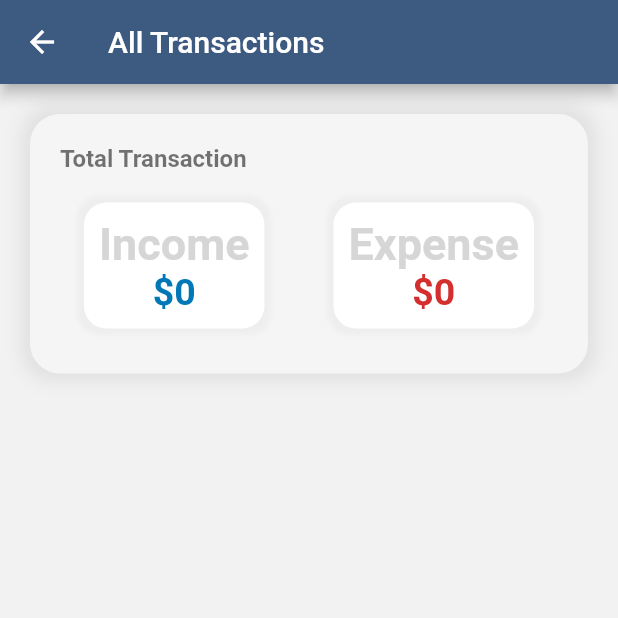
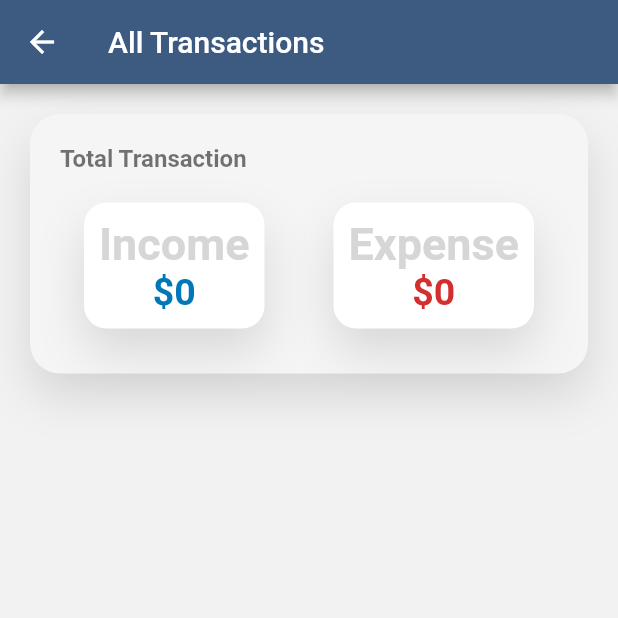
Before and after one commit to nebisin/expense_tracker, a Flutter app: the AllScreen screen opened by its route, on a phone screen of 412 x 824 dp, the top half of it. Run offline on Flutter 3.47's test engine with Material 2 defaults, Android fonts, the phone set to English and light mode, and no system bars; our stand-ins replace hive, hive_flutter; accounts and stored records are empty; generated files the repository leaves out were written again.

Commit message:
design improvements

```diff
--- a/lib/helpers/color_helper.dart
+++ b/lib/helpers/color_helper.dart
@@ -9,4 +9,10 @@ class UIColorHelper {
   static const Color DARK_TEXT_COLOR = Color.fromRGBO(25, 25, 25, 1);
   static const Color LIGHT_TEXT_COLOR = Color.fromRGBO(25, 25, 25, 0.2);
   static const Color SECONDARY_TEXT_COLOR = Color.fromRGBO(65, 71, 82, 1);
+
+  static const defaultShadow = BoxShadow(
+    blurRadius: 27,
+    offset: Offset(0, 15),
+    color: Colors.black12,
+  );
 }
--- a/lib/helpers/custom_theme.dart
+++ b/lib/helpers/custom_theme.dart
@@ -10,7 +10,7 @@ final ThemeData customTheme = ThemeData(
     foregroundColor: Colors.white,
   ),
   scaffoldBackgroundColor: UIColorHelper.BACKGROUND_COLOR,
-  inputDecorationTheme: defaultInput(),
+  inputDecorationTheme: inputDecoration(),
   buttonTheme: defaultButton(),
   textTheme: TextTheme(
     headline1: TextStyle(
@@ -58,7 +58,7 @@ ButtonThemeData defaultButton() {
   );
 }
 
-InputDecorationTheme defaultInput() {
+InputDecorationTheme inputDecoration() {
   return InputDecorationTheme(
     border: const OutlineInputBorder(),
     enabledBorder: const OutlineInputBorder(
--- a/lib/screens/all/widgets/all_time_stats.dart
+++ b/lib/screens/all/widgets/all_time_stats.dart
@@ -1,3 +1,4 @@
+import 'package:expense_tracker/helpers/color_helper.dart';
 import 'package:expense_tracker/models/transaction.dart';
 import 'package:flutter/material.dart';
 
@@ -33,11 +34,7 @@ class AllTimeStats extends StatelessWidget {
         color: Colors.grey[100],
         borderRadius: BorderRadius.circular(20),
         boxShadow: [
-          BoxShadow(
-            blurRadius: 10,
-            spreadRadius: 5,
-            color: Colors.grey[300],
-          )
+          UIColorHelper.defaultShadow,
         ],
       ),
       child: Column(
@@ -63,11 +60,7 @@ class AllTimeStats extends StatelessWidget {
                   color: Colors.white,
                   borderRadius: BorderRadius.circular(15),
                   boxShadow: [
-                    BoxShadow(
-                      blurRadius: 2,
-                      spreadRadius: 4,
-                      color: Colors.grey[200],
-                    )
+                    UIColorHelper.defaultShadow,
                   ],
                 ),
                 child: Column(
@@ -98,11 +91,7 @@ class AllTimeStats extends StatelessWidget {
                 decoration: BoxDecoration(
                   color: Colors.white,
                   boxShadow: [
-                    BoxShadow(
-                      blurRadius: 2,
-                      spreadRadius: 4,
-                      color: Colors.grey[200],
-                    )
+                    UIColorHelper.defaultShadow,
                   ],
                   borderRadius: BorderRadius.circular(15),
                 ),
--- a/lib/screens/create/create_screen.dart
+++ b/lib/screens/create/create_screen.dart
@@ -20,7 +20,7 @@ class _CreateScreenState extends State<CreateScreen> {
 
   var _selectedDate = DateTime.now();
   var _type = ActionType.expense;
-  String _tag;
+  // String _tag;
 
   void _setType(ActionType newType) {
     setState(() {
@@ -73,8 +73,8 @@ class _CreateScreenState extends State<CreateScreen> {
                 amountController: _amountController,
                 titleController: _titleController,
               ),
+              /*
               SizedBox(height: 20),
-              /*
               Padding(
                 padding: const EdgeInsets.only(left: 10, right: 20),
                 child: DropdownButton(
@@ -95,7 +95,7 @@ class _CreateScreenState extends State<CreateScreen> {
                   }).toList(),
                 ),
               ),
-            */
+              */
               SizedBox(height: 20),
               Container(
                 alignment: Alignment.centerRight,
--- a/lib/screens/dashboard/dashboard_screen.dart
+++ b/lib/screens/dashboard/dashboard_screen.dart
@@ -12,7 +12,7 @@ class DashboardScreen extends StatelessWidget {
         children: [
           LatestTransactions(),
           FavoriteTransactions(),
-          SizedBox(height: 70),
+          SizedBox(height: 20),
         ],
       ),
     );
--- a/lib/screens/dashboard/widgets/transaction_list.dart
+++ b/lib/screens/dashboard/widgets/transaction_list.dart
@@ -10,7 +10,7 @@ class TransactionList extends StatelessWidget {
   @override
   Widget build(BuildContext context) {
     return Container(
-      height: 130,
+      height: 160,
       margin: EdgeInsets.only(top: 10),
       child: ListView.builder(
         itemBuilder: (ctx, index) => TransactionItem(items[index]),
--- a/lib/screens/home/home_screen.dart
+++ b/lib/screens/home/home_screen.dart
@@ -55,8 +55,8 @@ class _HomeScreenState extends State<HomeScreen> {
           );
         },
       ),
-      // bottomNavigationBar: MainBottomNavigation(page, setPage),
-      // floatingActionButtonLocation: FloatingActionButtonLocation.centerDocked,
+      bottomNavigationBar: MainBottomNavigation(page, setPage),
+      floatingActionButtonLocation: FloatingActionButtonLocation.centerDocked,
       floatingActionButton: FloatingActionButton(
         onPressed: () {
           Navigator.of(context).pushNamed('/create-screen');
```
Also changed, not shown: lib/screens/all/widgets/transaction_item.dart (+3 -5 lines), lib/screens/dashboard/widgets/ChartBox.dart (+7 -2 lines), lib/screens/dashboard/widgets/chart.dart (+3 -5 lines), lib/screens/dashboard/widgets/transaction_item.dart (+3 -6 lines).
